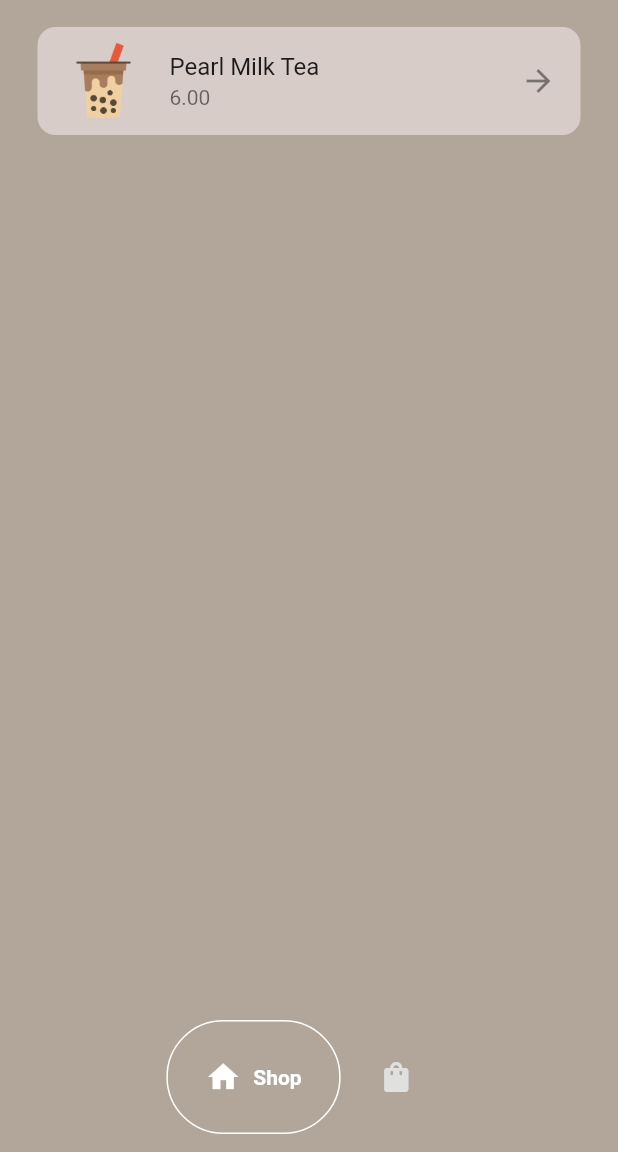
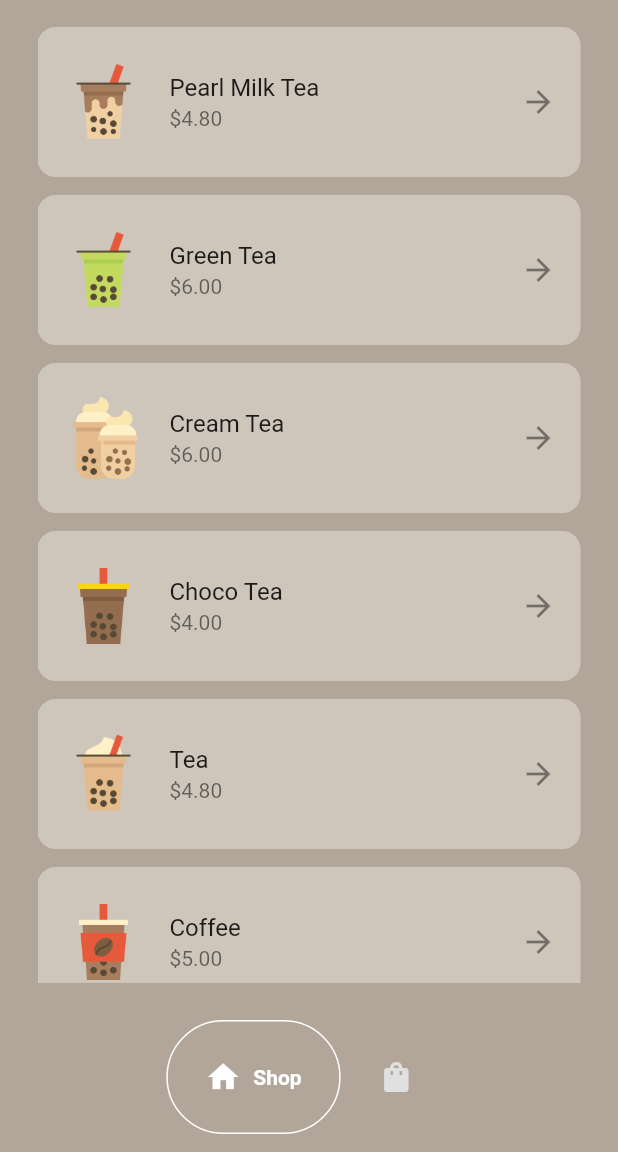
Before and after one commit to biiome/Blubble-Tea-App, a Flutter app: the screen it shows after launch, on a phone screen of 412 x 824 dp, the part 84-1236 px from its top. Run offline on Flutter 3.47's test engine with Material 2 defaults, Android fonts, the phone set to English and light mode, and no system bars; drawn by our look-alikes of google_nav_bar.

Commit message:
Added more drinks. Styling changes.

```diff
--- a/lib/components/drink_tile.dart
+++ b/lib/components/drink_tile.dart
@@ -18,16 +18,25 @@ class DrinkTile extends StatelessWidget {
     return GestureDetector(
       onTap: onTap,
       child: Container(
+        height: 100,
         margin: const EdgeInsets.only(bottom: 12),
         decoration: BoxDecoration(
-          color: Colors.brown[100],
+          color: const Color.fromRGBO(207, 198, 187, 1),
           borderRadius: BorderRadius.circular(12),
         ),
-        child: ListTile(
-          title: Text(drink.name),
-          subtitle: Text(drink.price),
-          leading: Image.asset(drink.imagePath),
-          trailing: trailing,
+        child: Center(
+          child: Column(
+            mainAxisAlignment: MainAxisAlignment.center,
+            children: [
+              ListTile(
+                title: Text(drink.name),
+                // subtitle: Text(drink.price),
+                subtitle: Text('\$${drink.price}'),
+                leading: Image.asset(drink.imagePath),
+                trailing: trailing,
+              ),
+            ],
+          ),
         ),
       ),
     );
--- a/lib/models/shop.dart
+++ b/lib/models/shop.dart
@@ -7,8 +7,33 @@ class BubbleTeaShop extends ChangeNotifier {
     // pearl milk tea
     Drink(
       name: 'Pearl Milk Tea',
+      price: '4.80',
+      imagePath: 'lib/images/milk_tea.png',
+    ),
+    Drink(
+      name: 'Green Tea',
       price: '6.00',
-      imagePath: 'lib/images/milk_tea.png',
+      imagePath: 'lib/images/green_tea.png',
+    ),
+    Drink(
+      name: 'Cream Tea',
+      price: '6.00',
+      imagePath: 'lib/images/cream_tea.png',
+    ),
+    Drink(
+      name: 'Choco Tea',
+      price: '4.00',
+      imagePath: 'lib/images/choco_tea.png',
+    ),
+    Drink(
+      name: 'Tea',
+      price: '4.80',
+      imagePath: 'lib/images/tea.png',
+    ),
+    Drink(
+      name: 'Coffee',
+      price: '5.00',
+      imagePath: 'lib/images/coffee.png',
     ),
   ];
 
```
Also changed, not shown: lib/images/choco_tea.png (added), lib/images/coffee.png (added), lib/images/cream_tea.png (added), lib/images/green_tea.png (added), lib/images/tea.png (added).
